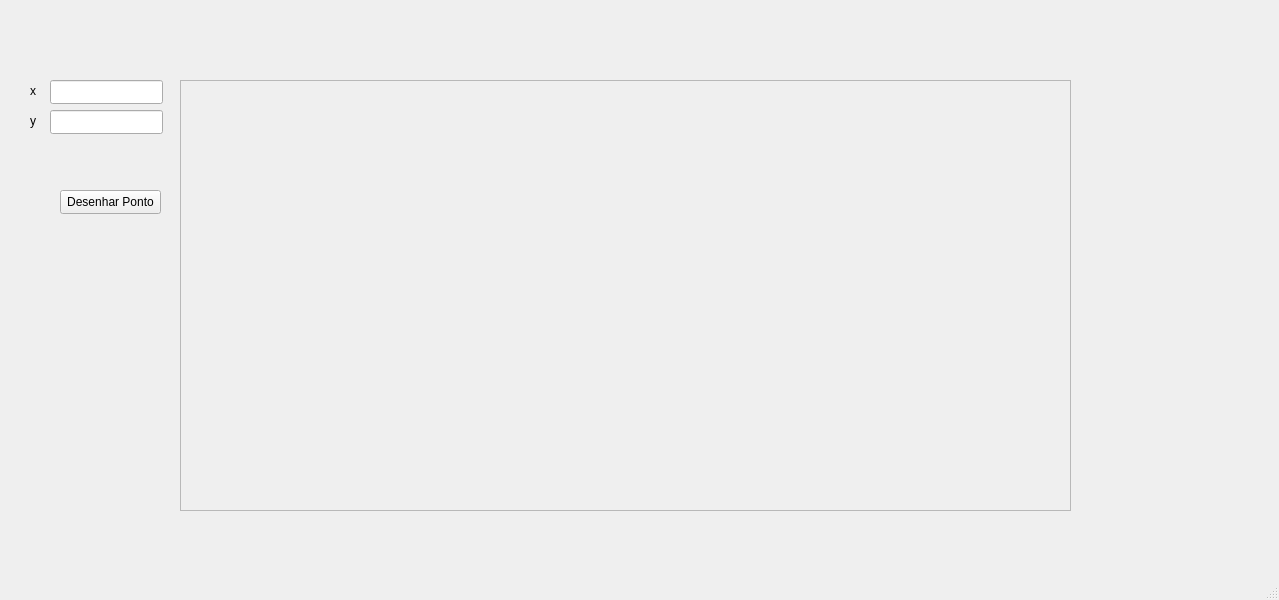
This is mainwindow.ui in samu-ribas/3D-Graphics-Engine-Project as Qt 5 draws it before an edit. The edited form follows.
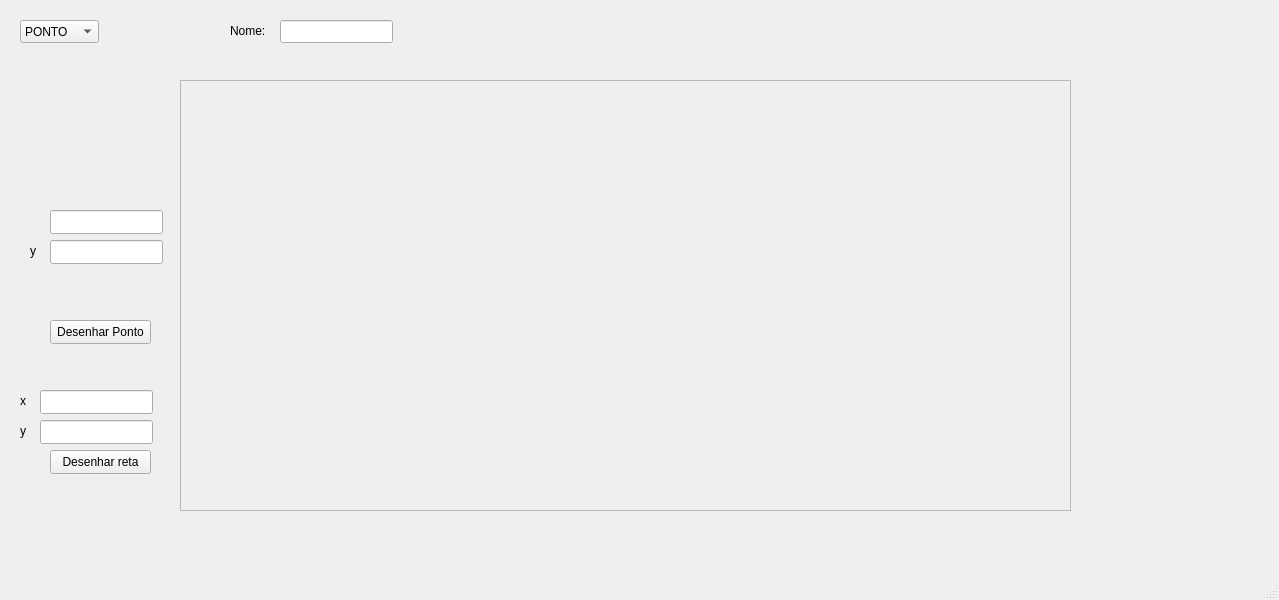
This is the edited form. Custom widgets are drawn as their Qt base class.

The edit to the form file:
```diff
--- a/mainwindow.ui
+++ b/mainwindow.ui
@@ -33,8 +33,8 @@
    <widget class="QPushButton" name="desenharPonto">
     <property name="geometry">
      <rect>
-      <x>60</x>
-      <y>190</y>
+      <x>50</x>
+      <y>320</y>
       <width>101</width>
       <height>24</height>
      </rect>
@@ -47,7 +47,7 @@
     <property name="geometry">
      <rect>
       <x>50</x>
-      <y>80</y>
+      <y>210</y>
       <width>113</width>
       <height>24</height>
      </rect>
@@ -57,7 +57,7 @@
     <property name="geometry">
      <rect>
       <x>50</x>
-      <y>110</y>
+      <y>240</y>
       <width>113</width>
       <height>24</height>
      </rect>
@@ -66,21 +66,21 @@
    <widget class="QLabel" name="label">
     <property name="geometry">
      <rect>
-      <x>30</x>
-      <y>70</y>
-      <width>16</width>
+      <x>230</x>
+      <y>10</y>
+      <width>41</width>
       <height>41</height>
      </rect>
     </property>
     <property name="text">
-     <string>x</string>
+     <string>Nome:</string>
     </property>
    </widget>
    <widget class="QLabel" name="label_2">
     <property name="geometry">
      <rect>
       <x>30</x>
-      <y>100</y>
+      <y>230</y>
       <width>16</width>
       <height>41</height>
      </rect>
@@ -89,6 +89,98 @@
      <string>y</string>
     </property>
    </widget>
+   <widget class="QLabel" name="label_3">
+    <property name="geometry">
+     <rect>
+      <x>20</x>
+      <y>380</y>
+      <width>16</width>
+      <height>41</height>
+     </rect>
+    </property>
+    <property name="text">
+     <string>x</string>
+    </property>
+   </widget>
+   <widget class="QLineEdit" name="inputXReta">
+    <property name="geometry">
+     <rect>
+      <x>40</x>
+      <y>390</y>
+      <width>113</width>
+      <height>24</height>
+     </rect>
+    </property>
+   </widget>
+   <widget class="QLineEdit" name="inputYReta">
+    <property name="geometry">
+     <rect>
+      <x>40</x>
+      <y>420</y>
+      <width>113</width>
+      <height>24</height>
+     </rect>
+    </property>
+   </widget>
+   <widget class="QLabel" name="label_4">
+    <property name="geometry">
+     <rect>
+      <x>20</x>
+      <y>410</y>
+      <width>16</width>
+      <height>41</height>
+     </rect>
+    </property>
+    <property name="text">
+     <string>y</string>
+    </property>
+   </widget>
+   <widget class="QPushButton" name="desenharReta">
+    <property name="geometry">
+     <rect>
+      <x>50</x>
+      <y>450</y>
+      <width>101</width>
+      <height>24</height>
+     </rect>
+    </property>
+    <property name="text">
+     <string>Desenhar reta</string>
+    </property>
+   </widget>
+   <widget class="QComboBox" name="comboBox">
+    <property name="geometry">
+     <rect>
+      <x>20</x>
+      <y>20</y>
+      <width>79</width>
+      <height>23</height>
+     </rect>
+    </property>
+    <item>
+     <property name="text">
+      <string>PONTO</string>
+     </property>
+    </item>
+    <item>
+     <property name="text">
+      <string>RETA</string>
+     </property>
+    </item>
+   </widget>
+   <widget class="QLineEdit" name="lineNome">
+    <property name="geometry">
+     <rect>
+      <x>280</x>
+      <y>20</y>
+      <width>113</width>
+      <height>23</height>
+     </rect>
+    </property>
+    <property name="text">
+     <string/>
+    </property>
+   </widget>
   </widget>
   <widget class="QMenuBar" name="menubar">
    <property name="geometry">
```
Left out of the diff: 2 changed lines with no effect on the pictures.
